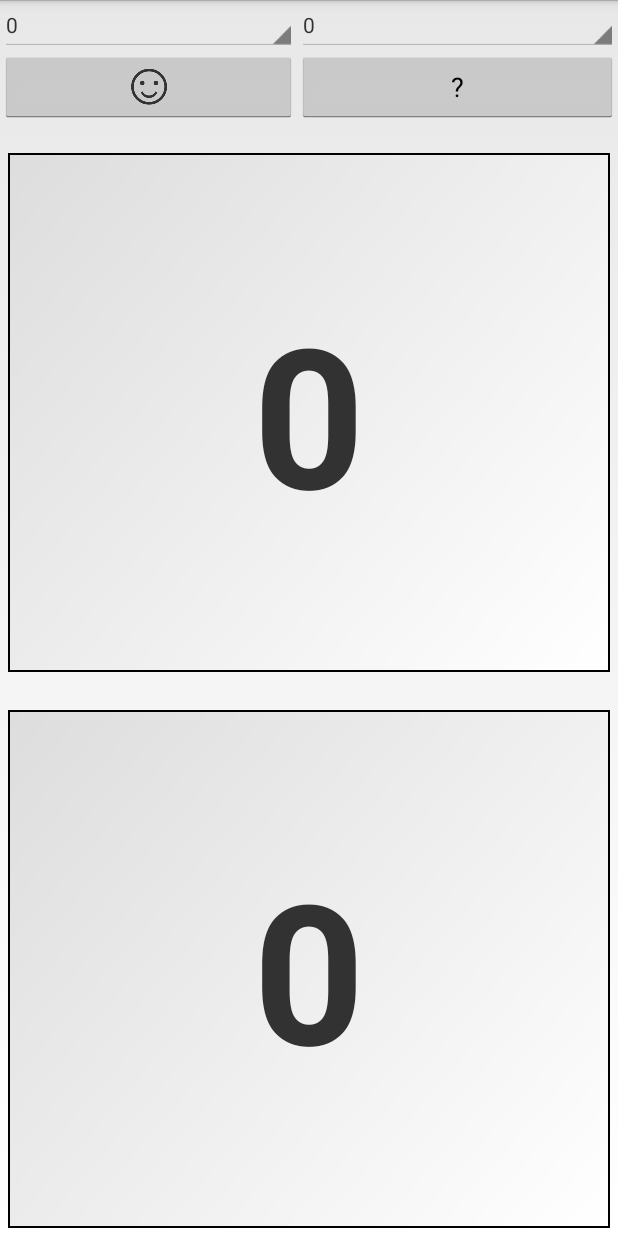
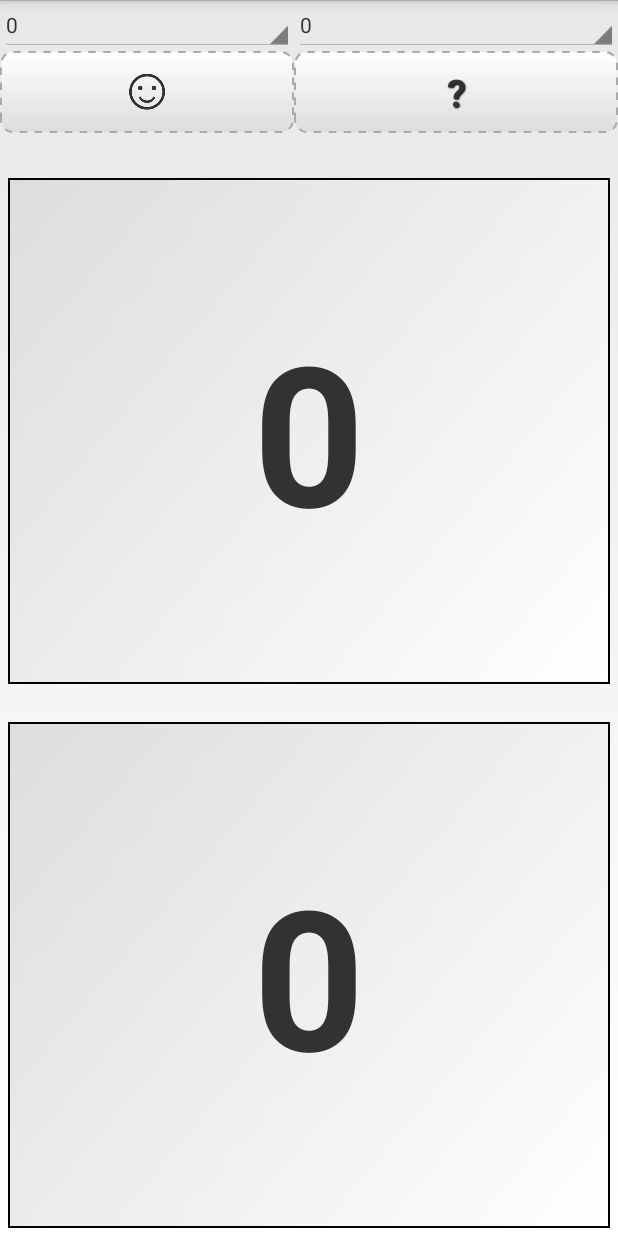
Before and after one commit to kemot90/Scrumteczki2, an Android app: the EstimateActivity screen opened directly, with no data from a screen before it, on a phone screen of 412 x 824 dp. Run offline under Robolectric (Android 15) with nearby library versions, the phone set to English and light mode, and no system bars.

Commit message:
Dodanie możliwości usuwania nowej estymaty podczas planowania.
Poprawa wyglądu aktywności estymacji zadań do przydzielania podczas
planowania.
Lekko gradientowe tło dla prostych przycisków.
Dodanie grafiki przywracania estymaty dla mniejszych dpi.

```diff
--- a/Scrumteczki2/src/main/java/pl/kemot/scrum/scrumteczki2/persistence/ScrumFacade.java
+++ b/Scrumteczki2/src/main/java/pl/kemot/scrum/scrumteczki2/persistence/ScrumFacade.java
@@ -105,7 +105,7 @@ public class ScrumFacade {
         return true;
     }
 
-    private void removeChanges(Changes changes) {
+    public void removeChanges(Changes changes) {
         application.getObservableChangesList().removeChanges(changes);
         changesDao.delete(changes);
         application.getObservableSprintList().notifyListeners();
--- a/Scrumteczki2/src/main/res/drawable-hdpi/button_simple.xml
+++ b/Scrumteczki2/src/main/res/drawable-hdpi/button_simple.xml
@@ -18,7 +18,7 @@
         <shape android:shape="rectangle">
             <corners android:radius="8sp" />
             <stroke android:color="@android:color/secondary_text_dark_nodisable" android:width="1dp" />
-            <solid android:color="@android:color/transparent" />
+            <gradient android:angle="-90" android:startColor="#f5f5f5" android:endColor="#f1f1f1" />
         </shape>
     </item>
 </selector>
--- a/Scrumteczki2/src/main/res/drawable-hdpi/button_simple_center.xml
+++ b/Scrumteczki2/src/main/res/drawable-hdpi/button_simple_center.xml
@@ -15,7 +15,7 @@
     <item>
         <shape android:shape="rectangle">
             <stroke android:color="@android:color/secondary_text_dark_nodisable" android:width="1dp" />
-            <solid android:color="@android:color/transparent" />
+            <gradient android:angle="-90" android:startColor="#f5f5f5" android:endColor="#f1f1f1" />
         </shape>
     </item>
 </selector>
--- a/Scrumteczki2/src/main/res/drawable-hdpi/button_simple_round_left.xml
+++ b/Scrumteczki2/src/main/res/drawable-hdpi/button_simple_round_left.xml
@@ -18,7 +18,7 @@
         <shape android:shape="rectangle">
             <corners android:bottomLeftRadius="8sp" android:topLeftRadius="8sp" />
             <stroke android:color="@android:color/secondary_text_dark_nodisable" android:width="1dp" />
-            <solid android:color="@android:color/transparent" />
+            <gradient android:angle="-90" android:startColor="#f5f5f5" android:endColor="#f1f1f1" />
         </shape>
     </item>
 </selector>
--- a/Scrumteczki2/src/main/res/drawable-hdpi/button_simple_round_right.xml
+++ b/Scrumteczki2/src/main/res/drawable-hdpi/button_simple_round_right.xml
@@ -18,7 +18,7 @@
         <shape android:shape="rectangle">
             <corners android:bottomRightRadius="8sp" android:topRightRadius="8sp" />
             <stroke android:color="@android:color/secondary_text_dark_nodisable" android:width="1dp" />
-            <solid android:color="@android:color/transparent" />
+            <gradient android:angle="-90" android:startColor="#f5f5f5" android:endColor="#f1f1f1" />
         </shape>
     </item>
 </selector>
--- a/Scrumteczki2/src/main/res/layout-land/estimate.xml
+++ b/Scrumteczki2/src/main/res/layout-land/estimate.xml
@@ -29,11 +29,12 @@
             android:orientation="vertical">
             <ImageButton
                 android:id="@+id/smile"
-                android:gravity="center"
                 android:src="@drawable/smiley_button"
                 android:layout_weight="1"
                 android:layout_width="match_parent"
                 android:layout_height="fill_parent"
+                style="@style/mainScreenMenuButton"
+                android:gravity="center"
                 android:onClick="onClickStartBreakActivity" />
             <Button
                 android:id="@+id/unknow"
@@ -41,6 +42,8 @@
                 android:layout_weight="1"
                 android:layout_width="match_parent"
                 android:layout_height="fill_parent"
+                style="@style/mainScreenMenuButton"
+                android:gravity="center"
                 android:onClick="onClickStartUnknownEstimateActivity" />
         </LinearLayout>
         <TextView
--- a/Scrumteczki2/src/main/res/layout/estimate.xml
+++ b/Scrumteczki2/src/main/res/layout/estimate.xml
@@ -26,11 +26,12 @@
             android:layout_height="wrap_content">
             <ImageButton
                 android:id="@+id/smile"
-                android:gravity="center"
                 android:src="@drawable/smiley_button"
                 android:layout_weight="1"
                 android:layout_width="match_parent"
                 android:layout_height="match_parent"
+                style="@style/mainScreenMenuButton"
+                android:gravity="center"
                 android:onClick="onClickStartBreakActivity" />
             <Button
                 android:id="@+id/unknow"
@@ -38,6 +39,8 @@
                 android:layout_weight="1"
                 android:layout_width="match_parent"
                 android:layout_height="wrap_content"
+                style="@style/mainScreenMenuButton"
+                android:gravity="center"
                 android:onClick="onClickStartUnknownEstimateActivity" />
         </TableRow>
     </TableLayout>
```
Also changed, not shown: Scrumteczki2/src/main/java/pl/kemot/scrum/scrumteczki2/adapter/SprintListAdapter.java (+12 -0 lines), Scrumteczki2/src/main/res/layout/task_list_item.xml (+10 -0 lines), Scrumteczki2/src/main/res/drawable-hdpi/restore.png (added), Scrumteczki2/src/main/res/drawable-mdpi/restore.png (added), Scrumteczki2/src/main/res/drawable-xhdpi/restore.png (added), Scrumteczki2/src/main/res/drawable-xxhdpi/restore.png (added).
